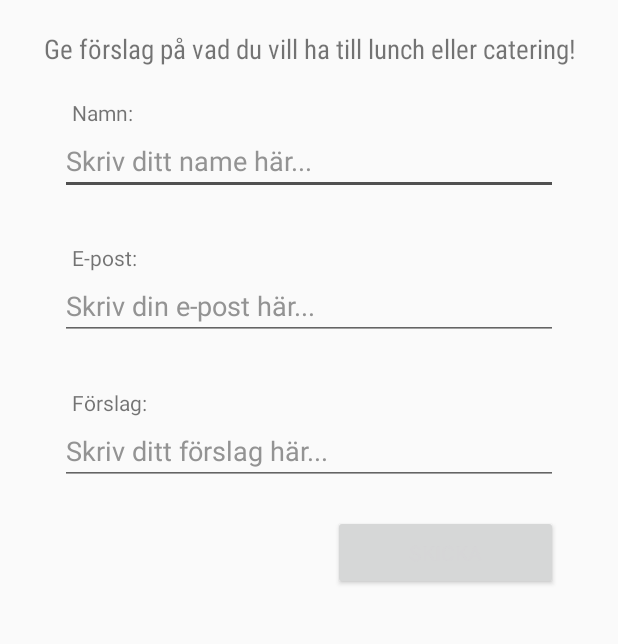
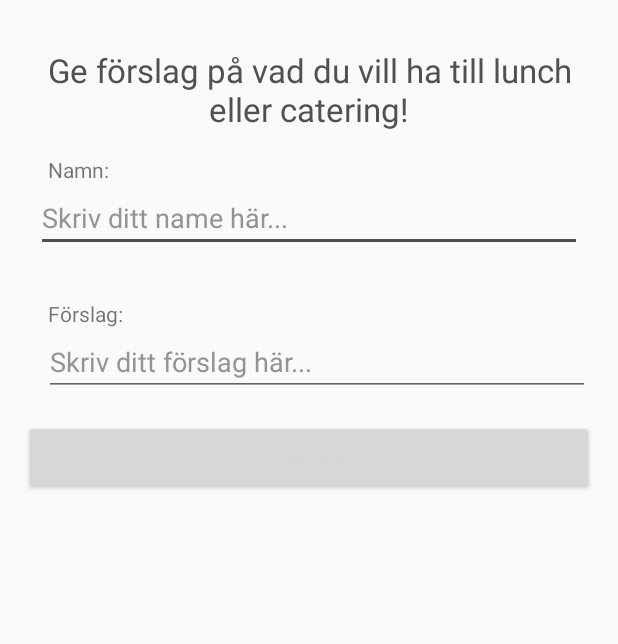
Before and after one commit to 92jonas/Matsedeln-Android, an Android app: the fragment ContactTabFragment shown on its own in the app's theme, after a tap on "SKICKA", on a phone screen of 412 x 824 dp, the part 122-766 px from its top. Run offline under Robolectric (Android 15) with nearby library versions, the phone set to English and light mode, and no system bars; our stand-ins replace ButterKnife.

Commit message:
Contact form updated with demands on name and text. Animation added

```diff
--- a/app/src/main/java/jonas/jacobsson/midgardensvardshus/matsedeln/constants/ResturantConstants.java
+++ b/app/src/main/java/jonas/jacobsson/midgardensvardshus/matsedeln/constants/ResturantConstants.java
@@ -7,4 +7,5 @@ package jonas.jacobsson.midgardensvardshus.matsedeln.constants;
 public class ResturantConstants {
     public static final double LOCATION_LAT = 56.252793;
     public static final double LOCATION_LON = 12.892882;
+    public static final String EMAIL = "info@midgarden.se";
 }
--- a/app/src/main/java/jonas/jacobsson/midgardensvardshus/matsedeln/fragments/ContactTabFragment.java
+++ b/app/src/main/java/jonas/jacobsson/midgardensvardshus/matsedeln/fragments/ContactTabFragment.java
@@ -6,6 +6,8 @@ import android.support.v4.app.Fragment;
 import android.view.LayoutInflater;
 import android.view.View;
 import android.view.ViewGroup;
+import android.view.animation.Animation;
+import android.view.animation.AnimationUtils;
 import android.widget.EditText;
 import android.widget.Toast;
 
@@ -13,6 +15,7 @@ import butterknife.BindView;
 import butterknife.ButterKnife;
 import butterknife.OnClick;
 import jonas.jacobsson.midgardensvardshus.matsedeln.R;
+import jonas.jacobsson.midgardensvardshus.matsedeln.constants.ResturantConstants;
 
 /**
  * Created by Jonas on 2016-11-11.
@@ -23,10 +26,9 @@ public class ContactTabFragment extends Fragment {
 
     @BindView(R.id.et_name)
     EditText etName;
-    @BindView(R.id.et_email)
-    EditText etEmail;
-    @BindView(R.id.et_forslag)
+    @BindView(R.id.et_text)
     EditText etText;
+    private Animation anim;
 
     @Override
     public View onCreateView(LayoutInflater inflater, ViewGroup container,
@@ -38,6 +40,7 @@ public class ContactTabFragment extends Fragment {
     public void onViewCreated(View view, Bundle savedInstanceState) {
         super.onViewCreated(view, savedInstanceState);
         ButterKnife.bind(this, view);
+        anim = AnimationUtils.loadAnimation(getContext(), R.anim.shake);
     }
 
     @Override
@@ -47,16 +50,49 @@ public class ContactTabFragment extends Fragment {
 
     @OnClick(R.id.btn_send)
     void onSendClick() {
+        boolean validName = validText(etName);
+        boolean validText = validText(etText);
+        String errorMsg = "";
+        if (!validName) {
+            showError(etName);
+            errorMsg += "namn";
+        }
+        if (!validText) {
+            showError(etText);
+            if(!errorMsg.isEmpty()){
+                errorMsg += " och ";
+            }
+            errorMsg += "förslag";
+        }
+        if (validName && validText) {
+            sendEmail();
+        } else {
+            Toast.makeText(getContext(), "Fyll i " + errorMsg, Toast.LENGTH_SHORT).show();
+        }
+    }
+
+    private void showError(final EditText et) {
+        et.startAnimation(anim);
+    }
+
+    private boolean validText(EditText et) {
+        return !et.getText().toString().isEmpty();
+    }
+
+    private void sendEmail() {
         Intent i = new Intent(Intent.ACTION_SEND);
         i.setType("message/rfc822");
-        i.putExtra(Intent.EXTRA_EMAIL, new String[]{"jacobsson_jonas@hotmail.com"});
+        i.putExtra(Intent.EXTRA_EMAIL, new String[]{ResturantConstants.EMAIL});
         i.putExtra(Intent.EXTRA_SUBJECT, "APP: Matförslag");
-        i.putExtra(Intent.EXTRA_TEXT, etText.getText().toString());
+        i.putExtra(Intent.EXTRA_TEXT, getUserMessage());
         try {
-            startActivity(Intent.createChooser(i, "Send mail..."));
+            startActivity(Intent.createChooser(i, "Välj en E-post app:"));
         } catch (android.content.ActivityNotFoundException ex) {
             Toast.makeText(getContext(), "There are no email clients installed.", Toast.LENGTH_SHORT).show();
         }
     }
 
+    public String getUserMessage() {
+        return etName.getText().toString() + " har ett förslag:\n\n" + etText.getText().toString();
+    }
 }
--- a/app/src/main/res/layout/activity_contact.xml
+++ b/app/src/main/res/layout/activity_contact.xml
@@ -1,5 +1,6 @@
 <?xml version="1.0" encoding="utf-8"?>
 <RelativeLayout xmlns:android="http://schemas.android.com/apk/res/android"
+    xmlns:app="http://schemas.android.com/apk/res-auto"
     android:layout_width="match_parent"
     android:layout_height="match_parent"
     android:layout_marginBottom="60dp">
@@ -11,9 +12,9 @@
         android:orientation="vertical">
 
 
-        <RelativeLayout xmlns:android="http://schemas.android.com/apk/res/android"
+        <LinearLayout xmlns:android="http://schemas.android.com/apk/res/android"
             android:layout_width="match_parent"
-            android:layout_height="match_parent"
+            android:layout_height="wrap_content"
             android:orientation="vertical"
             android:layout_marginEnd="8dp"
             android:layout_marginLeft="8dp"
@@ -24,109 +25,97 @@
                 android:id="@+id/top_layout"
                 layout="@layout/top_layout" />
 
-            <RelativeLayout xmlns:android="http://schemas.android.com/apk/res/android"
+            <android.support.constraint.ConstraintLayout xmlns:android="http://schemas.android.com/apk/res/android"
                 android:layout_width="match_parent"
-                android:layout_height="match_parent"
-                android:orientation="vertical"
-                android:layout_below="@id/top_layout">
+                android:layout_height="wrap_content"
+                android:orientation="vertical">
 
                 <TextView
                     android:id="@+id/textView5"
-                    android:layout_width="match_parent"
-                    android:layout_height="25dp"
-                    android:layout_alignParentTop="true"
-                    android:layout_centerHorizontal="true"
-                    android:layout_margin="20dp"
-                    android:fontFamily="sans-serif-condensed"
+                    android:layout_width="0dp"
+                    android:layout_height="wrap_content"
+                    android:layout_marginLeft="16dp"
+                    android:layout_marginRight="16dp"
+                    android:layout_marginTop="32dp"
                     android:text="Ge förslag på vad du vill ha till lunch eller catering!"
                     android:textAlignment="center"
-                    android:textSize="18sp" />
+                    android:textAppearance="@style/TitleFont"
+                    app:layout_constraintLeft_toLeftOf="parent"
+                    app:layout_constraintRight_toRightOf="parent"
+                    app:layout_constraintTop_toTopOf="parent" />
 
                 <TextView
                     android:id="@+id/textView2"
                     android:layout_width="wrap_content"
                     android:layout_height="wrap_content"
-                    android:layout_alignParentStart="true"
-                    android:layout_below="@+id/textView5"
-                    android:layout_marginStart="40dp"
-                    android:text="Namn:" />
+                    android:text="Namn:"
+                    android:layout_marginTop="16dp"
+                    app:layout_constraintTop_toBottomOf="@+id/textView5"
+                    android:layout_marginLeft="8dp"
+                    app:layout_constraintLeft_toLeftOf="@+id/et_name" />
 
                 <EditText
                     android:id="@+id/et_name"
-                    android:layout_width="match_parent"
+                    android:layout_width="0dp"
                     android:layout_height="wrap_content"
-                    android:layout_alignParentStart="true"
-                    android:layout_below="@+id/textView2"
-                    android:layout_marginBottom="32dp"
-                    android:layout_marginEnd="32dp"
-                    android:layout_marginLeft="32dp"
-                    android:layout_marginRight="32dp"
-                    android:layout_marginStart="32dp"
                     android:ems="10"
                     android:hint="Skriv ditt name här..."
                     android:inputType="textPersonName|textCapWords"
                     android:textColorHint="@color/otherDayText"
-                    android:windowSoftInputMode="stateAlwaysHidden" />
+                    android:windowSoftInputMode="stateAlwaysHidden"
+                    android:layout_marginTop="0dp"
+                    app:layout_constraintTop_toBottomOf="@+id/textView2"
+                    android:layout_marginLeft="16dp"
+                    app:layout_constraintLeft_toLeftOf="parent"
+                    android:layout_marginRight="16dp"
+                    app:layout_constraintRight_toRightOf="parent"
+                    app:layout_constraintHorizontal_bias="0.437" />
 
-                <TextView
-                    android:id="@+id/textView3"
-                    android:layout_width="wrap_content"
-                    android:layout_height="wrap_content"
-                    android:layout_alignStart="@+id/textView2"
-                    android:layout_below="@+id/et_name"
-                    android:text="E-post:" />
-
-                <EditText
-                    android:id="@+id/et_email"
-                    android:layout_width="match_parent"
-                    android:layout_height="wrap_content"
-                    android:layout_alignParentStart="true"
-                    android:layout_below="@+id/textView3"
-                    android:layout_marginBottom="32dp"
-                    android:layout_marginEnd="32dp"
-                    android:layout_marginLeft="32dp"
-                    android:layout_marginRight="32dp"
-                    android:layout_marginStart="32dp"
-                    android:ems="10"
-                    android:hint="Skriv din e-post här..."
-                    android:inputType="textEmailAddress"
-                    android:textColorHint="@color/otherDayText"
-                    android:windowSoftInputMode="stateAlwaysHidden" />
 
                 <TextView
                     android:id="@+id/textView4"
                     android:layout_width="wrap_content"
                     android:layout_height="wrap_content"
-                    android:layout_alignLeft="@+id/textView3"
-                    android:layout_alignStart="@+id/textView3"
-                    android:layout_below="@+id/et_email"
-                    android:text="Förslag:" />
+                    android:text="Förslag:"
+                    android:layout_marginTop="31dp"
+                    app:layout_constraintTop_toBottomOf="@+id/et_name"
+                    android:layout_marginLeft="8dp"
+                    app:layout_constraintLeft_toLeftOf="@+id/et_text" />
 
                 <EditText
-                    android:id="@+id/et_forslag"
-                    android:layout_width="match_parent"
+                    android:id="@+id/et_text"
+                    android:layout_width="0dp"
                     android:layout_height="wrap_content"
-                    android:layout_below="@+id/textView4"
-                    android:layout_marginEnd="32dp"
-                    android:layout_marginLeft="32dp"
-                    android:layout_marginRight="32dp"
-                    android:layout_marginStart="32dp"
+                    android:layout_marginLeft="16dp"
+                    android:layout_marginRight="16dp"
+                    android:layout_marginTop="0dp"
                     android:ems="10"
+                    android:gravity="top|start"
                     android:hint="Skriv ditt förslag här..."
-                    android:inputType="textAutoComplete|textCapSentences|textMultiLine"
+                    android:inputType="textCapSentences|textAutoComplete|textMultiLine|textLongMessage"
+                    android:selectAllOnFocus="false"
+                    android:singleLine="false"
                     android:textColorHint="@color/otherDayText"
-                    android:windowSoftInputMode="stateAlwaysHidden" />
+                    android:windowSoftInputMode="stateAlwaysHidden"
+                    app:layout_constraintHorizontal_bias="0.0"
+                    app:layout_constraintLeft_toLeftOf="parent"
+                    app:layout_constraintRight_toRightOf="parent"
+                    app:layout_constraintTop_toBottomOf="@+id/textView4" />
 
                 <Button
                     android:id="@+id/btn_send"
-                    android:layout_width="150dp"
+                    android:layout_width="0dp"
                     android:layout_height="50dp"
-                    android:layout_alignEnd="@+id/et_forslag"
-                    android:layout_below="@+id/et_forslag"
-                    android:layout_marginTop="20dp"
-                    android:text="Skicka" />
+                    android:layout_marginRight="8dp"
+                    android:text="Skicka"
+                    app:layout_constraintTop_toBottomOf="@id/et_text"
+                    app:layout_constraintRight_toRightOf="parent"
+                    android:layout_marginLeft="8dp"
+                    app:layout_constraintLeft_toLeftOf="parent"
+                    app:layout_constraintHorizontal_bias="0.0"
+                    android:layout_marginTop="16dp" />
 
-            </RelativeLayout>
-        </RelativeLayout>
+            </android.support.constraint.ConstraintLayout>
+        </LinearLayout>
     </ScrollView>
 </RelativeLayout>
--- a/app/src/main/res/values/styles.xml
+++ b/app/src/main/res/values/styles.xml
@@ -31,7 +31,7 @@
         <item name="android:layout_height">wrap_content</item>
         <item name="android:textColor">@color/otherDayText</item>
         <item name="android:layout_marginTop">20dp</item>
-        <item name="android:textAlignment">center</item>
+        <item name="android:gravity">center</item>
         <item name="android:textStyle">normal|bold</item>
     </style>
 
@@ -40,7 +40,7 @@
         <item name="android:layout_height">wrap_content</item>
         <item name="android:textColor">@color/otherDayText</item>
         <item name="android:layout_marginTop">20dp</item>
-        <item name="android:textAlignment">center</item>
+        <item name="android:gravity">center</item>
         <item name="android:textStyle">normal|bold</item>
     </style>
 
@@ -48,7 +48,13 @@
         <item name="android:layout_width">match_parent</item>
         <item name="android:layout_height">wrap_content</item>
         <item name="android:textColor">@color/otherDayText</item>
-        <item name="android:textAlignment">center</item>
+        <item name="android:gravity">center</item>
+    </style>
+
+    <style name="TitleFont" parent="@android:style/TextAppearance.Large">
+        <item name="android:textColor">@color/colorAccent</item>
+        <item name="android:gravity">center</item>
+        <item name="android:textStyle">normal</item>
     </style>
 
 </resources>
```
Also changed, not shown: app/src/main/res/anim/shake.xml (added, +9 -0 lines).
